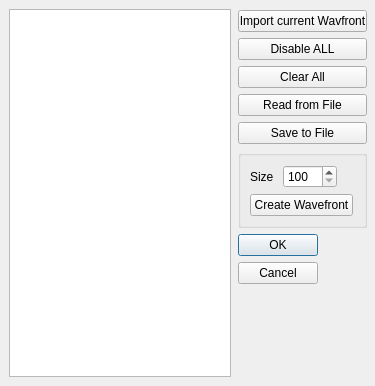
The window that zernikeeditdlg.ui (githubdoe/DFTFringe) describes before a commit, drawn with Qt 5.
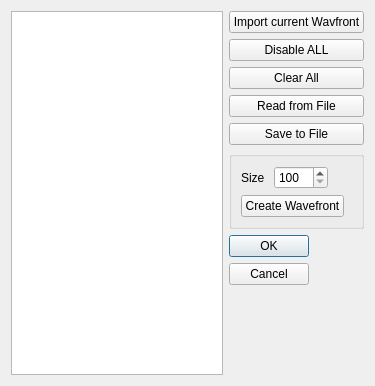
The same window after the commit.

The edit to the form file:
```diff
--- a/zernikeeditdlg.ui
+++ b/zernikeeditdlg.ui
@@ -13,25 +13,13 @@
   <property name="windowTitle">
    <string>Edit Zernike Val;ues</string>
   </property>
-  <widget class="QTableView" name="tableView">
-   <property name="geometry">
-    <rect>
-     <x>9</x>
-     <y>9</y>
-     <width>222</width>
-     <height>368</height>
-    </rect>
-   </property>
-  </widget>
-  <widget class="QWidget" name="">
-   <property name="geometry">
-    <rect>
-     <x>238</x>
-     <y>10</y>
-     <width>129</width>
-     <height>276</height>
-    </rect>
-   </property>
+  <layout class="QVBoxLayout" name="verticalLayout_2">
+   <item>
+    <layout class="QHBoxLayout" name="horizontalLayout_2">
+     <item>
+      <widget class="QTableView" name="tableView"/>
+     </item>
+     <item>
    <layout class="QVBoxLayout" name="verticalLayout">
     <item>
      <widget class="QPushButton" name="useCurrent">
@@ -116,7 +104,10 @@
      </widget>
     </item>
    </layout>
-  </widget>
+     </item>
+    </layout>
+   </item>
+  </layout>
  </widget>
  <resources/>
  <connections>
```
Lines whose indentation alone changed are shown as unchanged.
